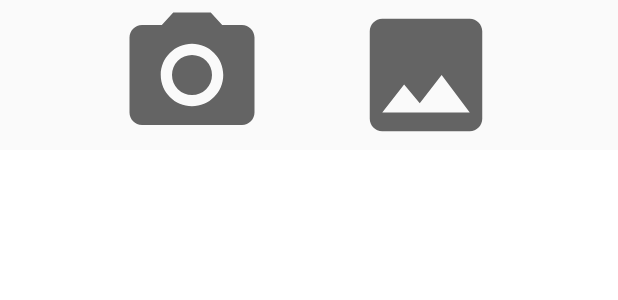
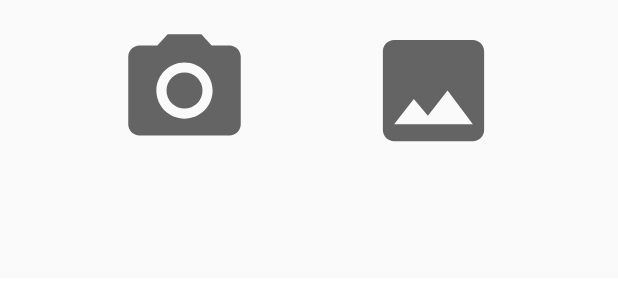
Before and after one commit to daudhrimon/Daily-Expense, an Android app: the layout image_source_selector.xml on its own in the app's theme, with its tools: preview values and no code run, on a phone screen of 412 x 824 dp. Shown: the top 300 px of the screen. Run offline under Robolectric (Android 15) with nearby library versions, the phone set to English and light mode, and no system bars.

Commit message:
Final Commit and Push

```diff
--- /dev/null
+++ b/app/src/main/res/drawable-v24/iv_selector.xml
@@ -0,0 +1,21 @@
+<?xml version="1.0" encoding="utf-8"?>
+<selector xmlns:android="http://schemas.android.com/apk/res/android">
+    <item
+        android:state_pressed="true">
+        <shape
+            android:shape="rectangle">
+            <solid
+                android:color="@color/btnBg"/>
+        </shape>
+    </item>
+
+    <item
+        android:state_pressed="false">
+        <shape
+            android:shape="rectangle">
+            <solid
+                android:color="#01FFFFFF"/>
+        </shape>
+    </item>
+
+</selector>
--- a/app/src/main/res/layout/image_source_selector.xml
+++ b/app/src/main/res/layout/image_source_selector.xml
@@ -2,24 +2,32 @@
 <LinearLayout xmlns:android="http://schemas.android.com/apk/res/android"
     android:layout_width="match_parent"
     android:layout_height="wrap_content"
+    android:background="@color/bgClr"
     android:orientation="horizontal"
-    android:weightSum="2"
     android:paddingHorizontal="50dp"
-    android:background="@color/bgClr">
+    android:paddingTop="15dp"
+    android:weightSum="2">
 
     <ImageView
         android:id="@+id/camera"
         android:layout_width="0dp"
-        android:layout_height="100dp"
+        android:layout_height="90dp"
+        android:layout_marginEnd="10dp"
+        android:layout_marginBottom="80dp"
         android:layout_weight="1"
-        android:src="@drawable/ic_baseline_camera_alt_24"
-        />
+        android:background="@drawable/iv_selector"
+        android:clickable="true"
+        android:src="@drawable/ic_baseline_camera_alt_24" />
+
     <ImageView
         android:id="@+id/gallery"
         android:layout_width="0dp"
-        android:layout_height="100dp"
+        android:layout_height="90dp"
+        android:layout_marginStart="10dp"
+        android:layout_marginBottom="80dp"
         android:layout_weight="1"
-        android:src="@drawable/ic_baseline_insert_photo_24"
-        />
+        android:background="@drawable/iv_selector"
+        android:clickable="true"
+        android:src="@drawable/ic_baseline_insert_photo_24" />
 
 </LinearLayout>
```
Also changed, not shown: app/src/main/java/com/daud/dailyexpensefire/AddExActivity.java (+15 -13 lines).
